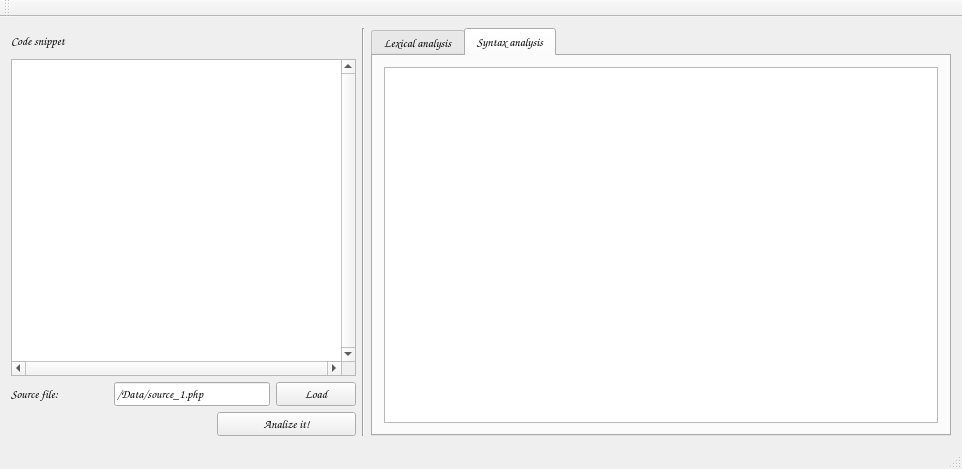
Above: php-interpreter/client/forms/mainwindow.ui from CDovgal/lexical-analyzer-php before the change. Below: the same form after it.
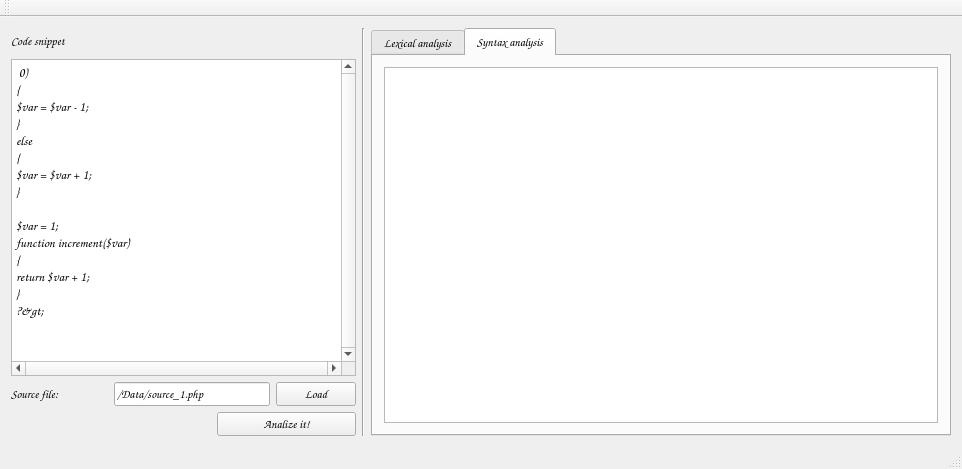
That is the form after the change.

Commit message: if statement has implemented

What changed in the file:
```diff
--- a/php-interpreter/client/forms/mainwindow.ui
+++ b/php-interpreter/client/forms/mainwindow.ui
@@ -55,6 +55,14 @@
           </property>
           <property name="plainText">
            <string>&lt;?php
+if($var &gt; 0)
+{
+$var = $var - 1;
+}
+else
+{
+$var = $var + 1;
+}
 
 $var = 1;
 function increment($var)
```
The commit also changes 2 other files.
